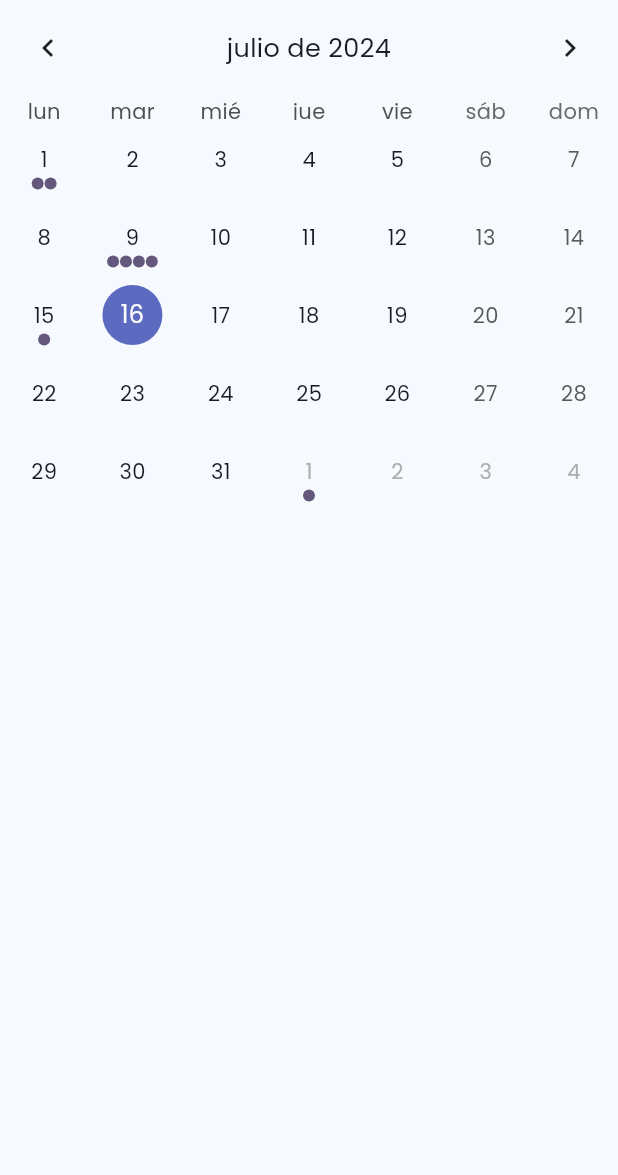
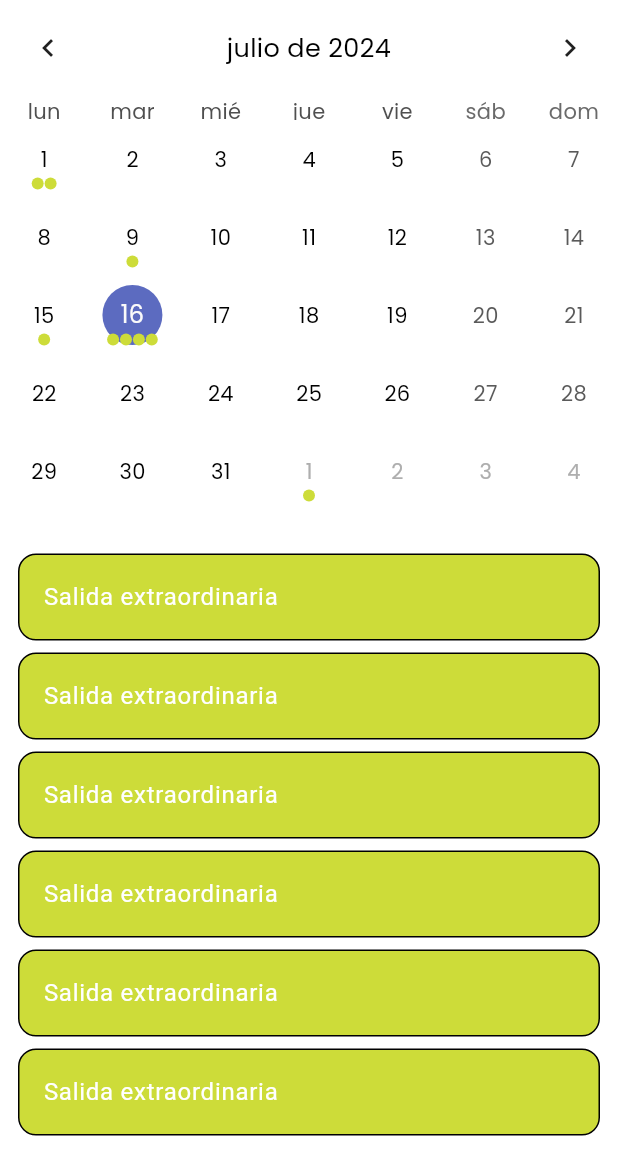
Before and after one commit to ManuelJesusPascual/F-GestBanda, a Flutter app: the CalendarPage widget shown alone on an empty page, opened directly, on a phone screen of 412 x 824 dp. Shown: the top 1175 px of the screen. Run offline on Flutter 3.47's test engine with Material 3 defaults, Android fonts, the phone set to English and light mode, and no system bars; drawn by our look-alikes of table_calendar; our stand-ins replace bloc, equatable, flutter_animate, flutter_bloc, flutter_svg, go_router and 2 more.

Commit message:
Ajuste de colores

```diff
--- a/gestbanda/lib/config/theme/theme.dart
+++ b/gestbanda/lib/config/theme/theme.dart
@@ -4,7 +4,16 @@ import 'package:google_fonts/google_fonts.dart';
 var theme = ThemeData(
   useMaterial3: true,
   colorScheme: ColorScheme.fromSeed(
-      seedColor: const Color(0x00023047), brightness: Brightness.light),
+      seedColor: const Color(0xFF2E7D32), // Verde oscuro
+      brightness: Brightness.light,
+      surface: const Color(0xFFFFFFFF), // Fondo de superficie blanco
+      primary: const Color(0xFF2E7D32), // Color primario (verde oscuro)
+      secondary: const Color(0xFFCDDC39), // Marrón oscuro
+      onPrimary: const Color(0xFFFFFFFF), // Texto en color primario (blanco)
+      onSecondary:
+          const Color(0xFFFFFFFF), // Texto en color secundario (blanco)
+      onSurface: const Color(
+          0xFF000000)), // Texto en superficies (negro)// Texto en superficies (negro),
   textTheme: TextTheme(
     displayLarge: const TextStyle(
       fontSize: 50,
@@ -28,7 +37,15 @@ var theme = ThemeData(
 var darkTheme = ThemeData(
   useMaterial3: true,
   colorScheme: ColorScheme.fromSeed(
-      seedColor: const Color(0x00023047), brightness: Brightness.dark),
+      seedColor: const Color(0xFF2E7D32), // Verde oscuro
+      brightness: Brightness.dark,
+      surface: const Color(0xFF121212), // Fondo de superficie oscuro
+      primary: const Color(0xFF81C784), // Verde claro derivado del verde oscuro
+      secondary: const Color(0xFFCDDC39), // Marrón oscuro
+      onPrimary: const Color(0xFF121212), // Texto en color primario (oscuro)
+      onSecondary:
+          const Color(0xFFFFFFFF), // Texto en color secundario (blanco)
+      onSurface: const Color(0xFFFFFFFF)), // Texto en superficies (blanco)
   textTheme: TextTheme(
     displayLarge: const TextStyle(
       fontSize: 50,
--- a/gestbanda/lib/main.dart
+++ b/gestbanda/lib/main.dart
@@ -17,7 +17,7 @@ class BlocsProviders extends StatelessWidget {
     return MultiBlocProvider(
       providers: [
         BlocProvider(
-          create: (context) => RouterSimpleCubit(directorRouter),
+          create: (context) => RouterSimpleCubit(unauthenticatedRouter),
         ),
         BlocProvider(
           create: (context) =>
--- a/gestbanda/lib/screen/appPages/calendarPage/calendar_page.dart
+++ b/gestbanda/lib/screen/appPages/calendarPage/calendar_page.dart
@@ -52,7 +52,7 @@ class _CalendarPageState extends State<CalendarPage> {
             markerDecoration: BoxDecoration(
               color: Theme.of(context)
                   .colorScheme
-                  .tertiary, // Change this color to your desired marker color
+                  .secondary, // Change this color to your desired marker color
               shape: BoxShape.circle,
             ),
           ),
@@ -92,17 +92,18 @@ List<Event> _getEventsForDay(DateTime day) {
           event.date.year == day.year &&
           event.date.month == day.month &&
           event.date.day == day.day)
-      .toList();
+      .toList()
+    ..sort((a, b) => b.date.compareTo(a.date));
 }
 
 final _kEventSource = [
   Event('Concierto Almería', DateTime(2024, 7, 9, 17, 30)),
-  Event('Salida extraordinaria', DateTime(2024, 7, 9, 20, 30)),
-  Event('Salida extraordinaria', DateTime(2024, 7, 9, 20, 30)),
-  Event('Salida extraordinaria', DateTime(2024, 7, 9, 20, 30)),
-  Event('Salida extraordinaria', DateTime(2024, 7, 9, 20, 30)),
-  Event('Salida extraordinaria', DateTime(2024, 7, 9, 20, 30)),
-  Event('Salida extraordinaria', DateTime(2024, 7, 9, 20, 30)),
+  Event('Salida extraordinaria', DateTime(2024, 7, 16, 15, 30)),
+  Event('Salida extraordinaria', DateTime(2024, 7, 16, 16, 30)),
+  Event('Salida extraordinaria', DateTime(2024, 7, 16, 17, 30)),
+  Event('Salida extraordinaria', DateTime(2024, 7, 16, 18, 30)),
+  Event('Salida extraordinaria', DateTime(2024, 7, 16, 19, 30)),
+  Event('Salida extraordinaria', DateTime(2024, 7, 16, 20, 30)),
   Event('Lunes Santo', DateTime(2024, 7, 15)),
   Event('Pasacalles Navideño', DateTime(2024, 7, 1)),
   Event('Pasacalles Pasión', DateTime(2024, 7, 1)),
--- a/gestbanda/lib/screen/appPages/mainPage/main_page.dart
+++ b/gestbanda/lib/screen/appPages/mainPage/main_page.dart
@@ -24,7 +24,8 @@ class _MainPageState extends State<MainPage> {
       backgroundColor: Theme.of(context).colorScheme.surface,
       bottomNavigationBar: BottomNavigationBar(
         backgroundColor: Theme.of(context).colorScheme.primary,
-        selectedItemColor: Theme.of(context).colorScheme.onPrimary,
+        selectedItemColor: Theme.of(context).colorScheme.secondary,
+        unselectedItemColor: Theme.of(context).colorScheme.surface,
         showSelectedLabels: false,
         showUnselectedLabels: false,
         currentIndex: selectedIndex,
--- a/gestbanda/lib/widgets/events_list.dart
+++ b/gestbanda/lib/widgets/events_list.dart
@@ -25,8 +25,8 @@ class EventsList extends StatelessWidget {
               ),
               decoration: BoxDecoration(
                 color: value[index].date.compareTo(DateTime.now()) < 0
-                    ? Theme.of(context).colorScheme.secondary
-                    : Theme.of(context).colorScheme.tertiary,
+                    ? Colors.grey
+                    : Theme.of(context).colorScheme.secondary,
                 border: Border.all(),
                 borderRadius: BorderRadius.circular(12.0),
               ),
```
